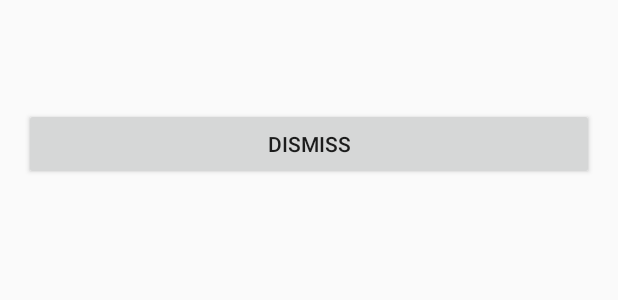
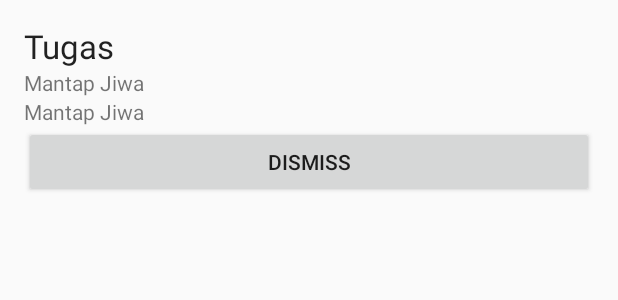
Before and after one commit to ultimatepau/EtherealV3, an Android app: the layout activity_dialog_miss_alarm.xml on its own in the app's theme, with its tools: preview values and no code run, on a phone screen of 412 x 824 dp. Shown: the top 300 px of the screen. Run offline under Robolectric (Android 15) with nearby library versions, the phone set to English and light mode, and no system bars.

```diff
--- a/app/src/main/java/Form/FormJadwal.java
+++ b/app/src/main/java/Form/FormJadwal.java
@@ -1,4 +1,4 @@
-package Form;
+package form;
 
 import android.app.TimePickerDialog;
 import android.content.Intent;
@@ -19,7 +19,6 @@ import java.util.Date;
 
 import DAO.Jadwal;
 import Model.JadwalModel;
-import alarm.MyAlarm;
 import id.sacredgeeks.ethereal.ListJadwal;
 import id.sacredgeeks.ethereal.R;
 
@@ -94,9 +93,6 @@ public class FormJadwal extends AppCompatActivity {
                     } catch (ParseException e) {
                         e.printStackTrace();
                     }
-
-                    MyAlarm alarm = new MyAlarm();
-                    alarm.setAlarm(FormJadwal.this, date, 0);
 
                     Toast.makeText(FormJadwal.this, "Tambah Data Berhasil", Toast.LENGTH_SHORT).show();
                     onBackPressed();
--- a/app/src/main/java/id/sacredgeeks/ethereal/ListJadwal.java
+++ b/app/src/main/java/id/sacredgeeks/ethereal/ListJadwal.java
@@ -14,7 +14,7 @@ import java.util.HashMap;
 
 import Adapter.JadwalAdapter;
 import DAO.Jadwal;
-import Form.FormJadwal;
+import form.FormJadwal;
 import Model.JadwalModel;
 
 public class ListJadwal extends AppCompatActivity {
--- a/app/src/main/java/id/sacredgeeks/ethereal/ListTugas.java
+++ b/app/src/main/java/id/sacredgeeks/ethereal/ListTugas.java
@@ -14,7 +14,7 @@ import java.util.HashMap;
 
 import Adapter.TugasAdapter;
 import DAO.Tugas;
-import Form.FormTugas;
+import form.FormTugas;
 import Model.TugasModel;
 
 public class ListTugas extends AppCompatActivity{
--- a/app/src/main/res/layout/activity_dialog_miss_alarm.xml
+++ b/app/src/main/res/layout/activity_dialog_miss_alarm.xml
@@ -10,8 +10,31 @@
     android:paddingTop="@dimen/activity_vertical_margin"
     tools:context="id.sacredgeeks.ethereal.DialogMissAlarm">
 
+    <TextView
+        android:layout_width="wrap_content"
+        android:layout_height="wrap_content"
+        android:text="Tugas"
+        android:id="@+id/title"
+        android:textAppearance="?android:textAppearanceLarge"/>
+
+    <TextView
+        android:layout_width="wrap_content"
+        android:layout_height="wrap_content"
+        android:text="Mantap Jiwa"
+        android:layout_below="@+id/title"
+        android:id="@+id/keterangan"
+        />
+
+    <TextView
+        android:layout_width="wrap_content"
+        android:layout_height="wrap_content"
+        android:text="Mantap Jiwa"
+        android:layout_below="@+id/keterangan"
+        android:id="@+id/jam"
+        />
+
     <Button
-        android:layout_marginTop="56dp"
+        android:layout_below="@id/jam"
         android:layout_width="match_parent"
         android:layout_height="wrap_content"
         android:onClick="dismiss"
--- a/app/src/main/res/layout/activity_form_jadwal.xml
+++ b/app/src/main/res/layout/activity_form_jadwal.xml
@@ -9,7 +9,7 @@
     android:paddingLeft="@dimen/activity_horizontal_margin"
     android:paddingRight="@dimen/activity_horizontal_margin"
     android:paddingTop="@dimen/activity_vertical_margin"
-    tools:context="Form.FormJadwal">
+    tools:context="form.FormJadwal">
 
     <LinearLayout
         android:layout_width="match_parent"
--- /dev/null
+++ b/app/src/main/res/xml/wakefuk.xml
@@ -0,0 +1,3 @@
+<WakefulIntentService
+    listener="com.commonsware.cwac.wakeful.demo.AppListener"
+    />
```
Also changed, not shown: app/build.gradle (+4 -4 lines), app/src/main/AndroidManifest.xml (+14 -3 lines), app/src/main/java/Form/FormTugas.java (+33 -23 lines), app/src/main/java/Model/TugasModel.java (+1 -28 lines), app/src/main/java/alarm/MyAlarm.java (+10 -27 lines), app/src/main/java/id/sacredgeeks/ethereal/DialogMissAlarm.java (+14 -2 lines), app/src/main/res/layout/activity_form_tugas.xml (+18 -1 lines), app/libs/cwac-wakeful-1.1.0.jar (added), 1 other file.
